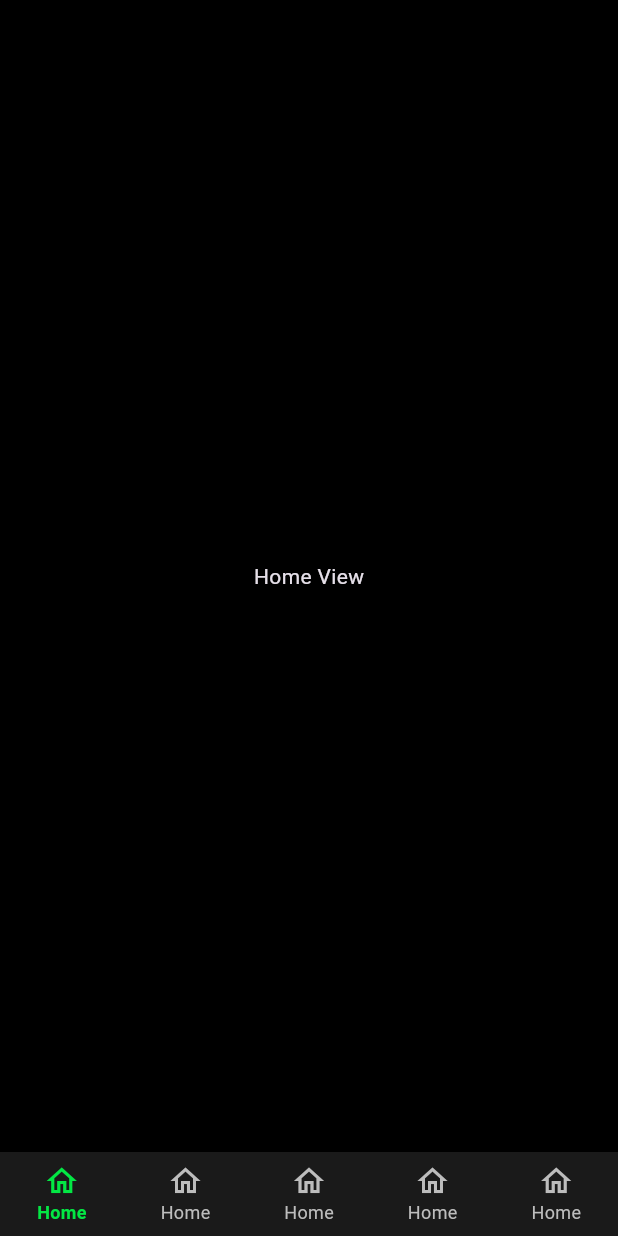
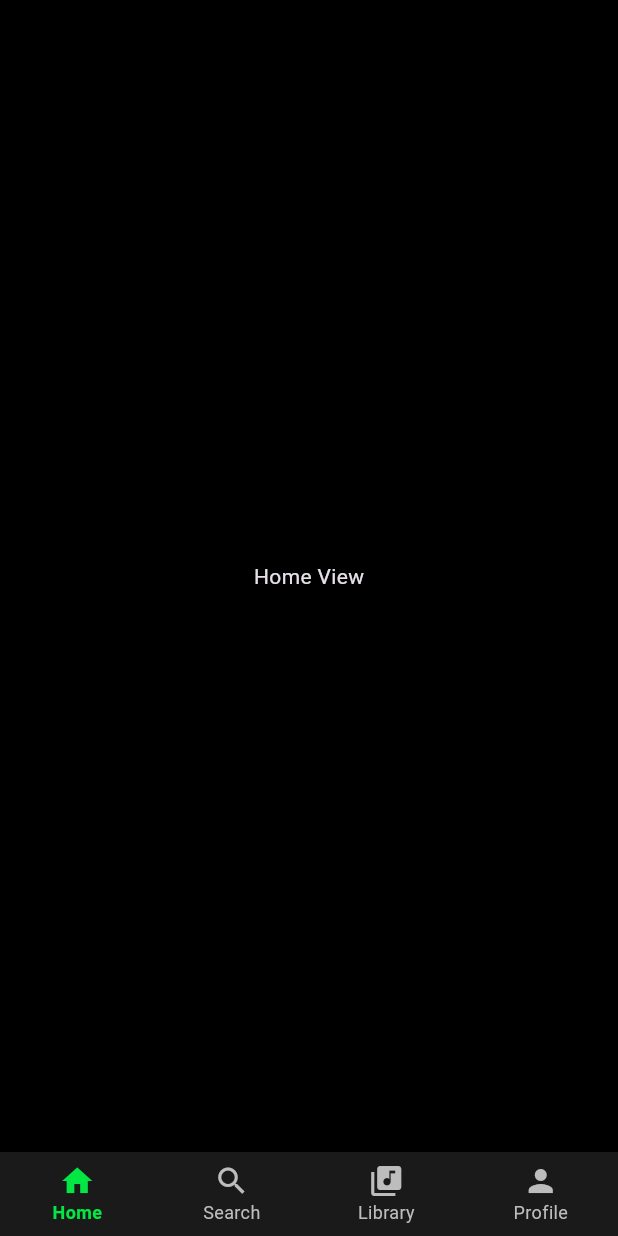
Before and after one commit to ShaviRajapaksha/socialmedia_app, a Flutter app: the screen it shows after launch, on a phone screen of 412 x 824 dp. Run offline on Flutter 3.47's test engine with Material 3 defaults, Android fonts, the phone set to English and light mode, and no system bars.

Commit message:
feat: Implement tab selection functionality in Tabbar with updated icons

```diff
--- a/lib/navigations/tabbar.dart
+++ b/lib/navigations/tabbar.dart
@@ -9,30 +9,32 @@ class Tabbar extends StatefulWidget {
 }
 
 class _TabbarState extends State<Tabbar> {
+  int _selectedTab = 0;
+
   @override
   Widget build(BuildContext context) {
     return Scaffold(
       bottomNavigationBar: BottomNavigationBar(
+        currentIndex: _selectedTab,
+        onTap: (index) => setState(() {
+          _selectedTab = index;
+        }),
         items: [
           BottomNavigationBarItem(
-            icon: Icon(Icons.home_outlined),
+            icon: Icon(Icons.home),
             label: 'Home',
           ),
           BottomNavigationBarItem(
-            icon: Icon(Icons.home_outlined),
-            label: 'Home',
+            icon: Icon(Icons.search),
+            label: 'Search',
           ),
           BottomNavigationBarItem(
-            icon: Icon(Icons.home_outlined),
-            label: 'Home',
+            icon: Icon(Icons.library_music),
+            label: 'Library',
           ),
           BottomNavigationBarItem(
-            icon: Icon(Icons.home_outlined),
-            label: 'Home',
-          ),
-          BottomNavigationBarItem(
-            icon: Icon(Icons.home_outlined),
-            label: 'Home',
+            icon: Icon(Icons.person),
+            label: 'Profile',
           ),
         ],
       ),
```
